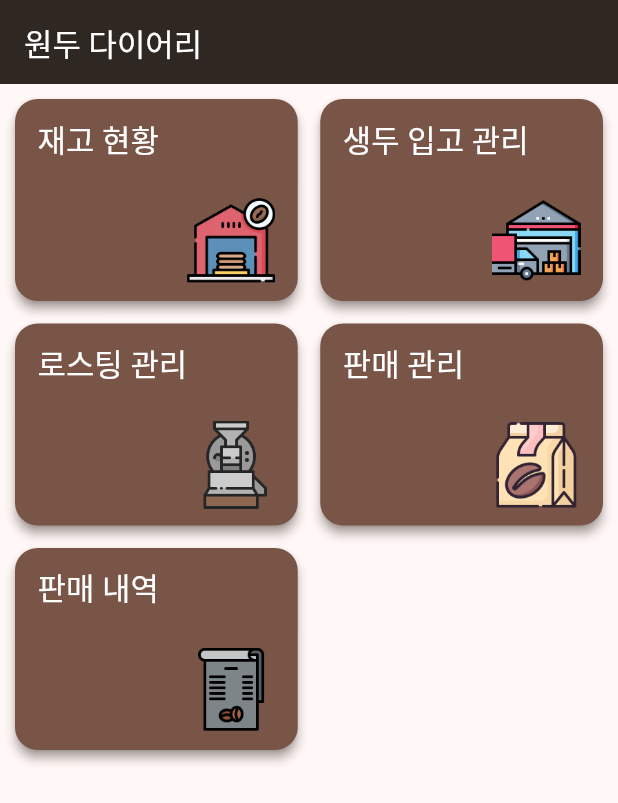
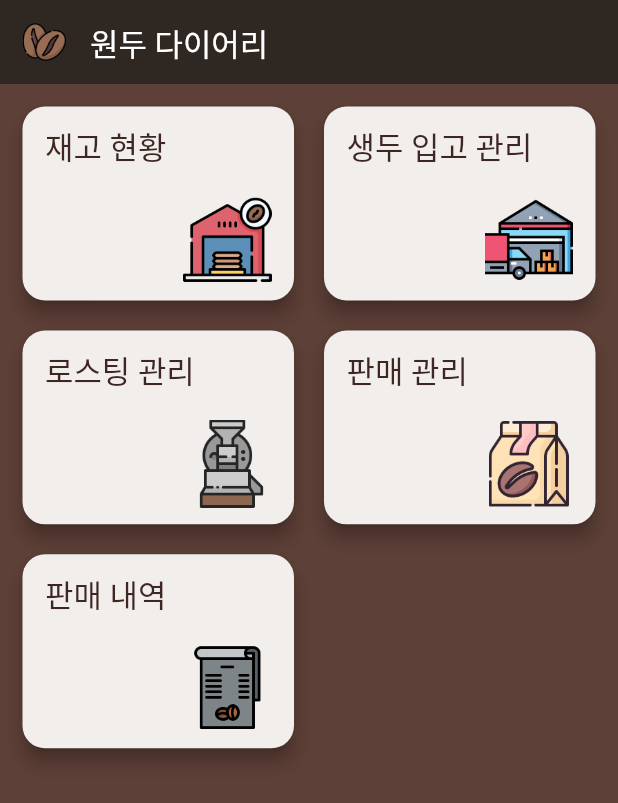
Before and after one commit to NamGideokk/bean_diary, a Flutter app: the screen it shows after launch, on a phone screen of 412 x 824 dp. Shown: the top 803 px of the screen. Run offline on Flutter 3.47's test engine with Material 2 defaults, Android fonts, the light colour scheme and no system bars; our stand-ins replace shared_preferences, sqflite; accounts and stored records are empty.

Commit message:
로고 추가

```diff
--- a/lib/main.dart
+++ b/lib/main.dart
@@ -166,13 +166,18 @@ class _MyHomePageState extends State<MyHomePage> {
 
   @override
   Widget build(BuildContext context) {
-    final height = MediaQuery.of(context).size.height;
     return Scaffold(
       appBar: AppBar(
         title: const Text("원두 다이어리"),
+        leading: Padding(
+          padding: const EdgeInsets.only(left: 15),
+          child: Image.asset("assets/images/logo.png"),
         ),
-      body: Padding(
-        padding: const EdgeInsets.all(10.0),
+        leadingWidth: 44,
+      ),
+      body: Container(
+        padding: const EdgeInsets.all(15.0),
+        color: Colors.brown[700],
         child: Center(
           child: Column(
             children: <Widget>[
@@ -182,20 +187,21 @@ class _MyHomePageState extends State<MyHomePage> {
                 gridDelegate: const SliverGridDelegateWithFixedCrossAxisCount(
                   crossAxisCount: 2,
                   childAspectRatio: 1.4,
-                  crossAxisSpacing: 15,
-                  mainAxisSpacing: 15,
+                  crossAxisSpacing: 20,
+                  mainAxisSpacing: 20,
                 ),
                 itemBuilder: (context, index) => _MenuButton(
                   menus: _menus,
                   index: index,
-                    onPreessed: () {
+                  onPressed: () {
                     Navigator.push(
                       context,
                       MaterialPageRoute(
                         builder: (context) => _menus[index]["screen"],
                       ),
                     );
-                    }),
+                  },
+                ),
               ),
             ],
           ),
@@ -208,12 +214,12 @@ class _MyHomePageState extends State<MyHomePage> {
 class _MenuButton extends StatelessWidget {
   final List menus;
   final int index;
-  final Function() onPreessed;
+  final Function() onPressed;
   const _MenuButton({
     Key? key,
     required this.menus,
     required this.index,
-    required this.onPreessed,
+    required this.onPressed,
   }) : super(key: key);
 
   @override
@@ -226,10 +232,12 @@ class _MenuButton extends StatelessWidget {
           borderRadius: BorderRadius.circular(15),
         ),
         padding: const EdgeInsets.all(15),
-        elevation: 3,
-        shadowColor: Colors.brown[800],
+        elevation: 5,
+        shadowColor: Colors.brown[900],
+        backgroundColor: Colors.white,
+        surfaceTintColor: Colors.brown,
       ),
-      onPressed: onPreessed,
+      onPressed: onPressed,
       child: Column(
         crossAxisAlignment: CrossAxisAlignment.start,
         mainAxisAlignment: MainAxisAlignment.spaceBetween,
@@ -237,8 +245,9 @@ class _MenuButton extends StatelessWidget {
           Text(
             menus[index]["title"],
             style: TextStyle(
-              color: Colors.white,
+              color: Colors.brown[900],
               fontSize: height / 40,
+              fontWeight: FontWeight.w500,
             ),
           ),
           Align(
```
Also changed, not shown: assets/images/logo.png (added). Lines whose indentation alone changed are shown as unchanged.
